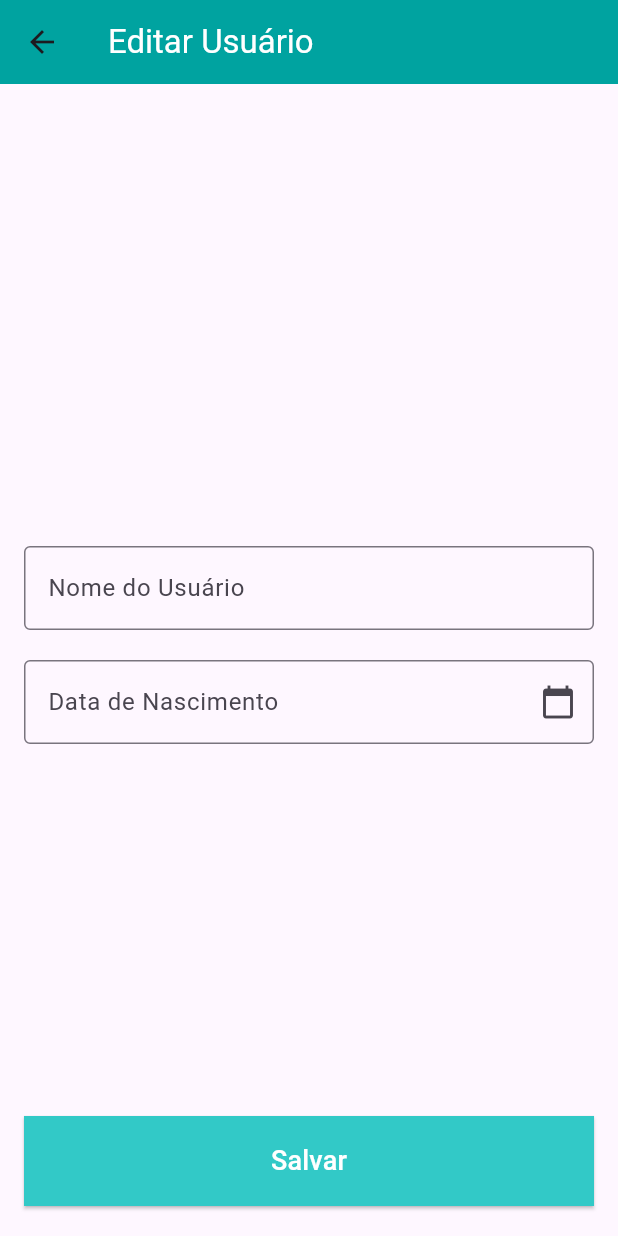
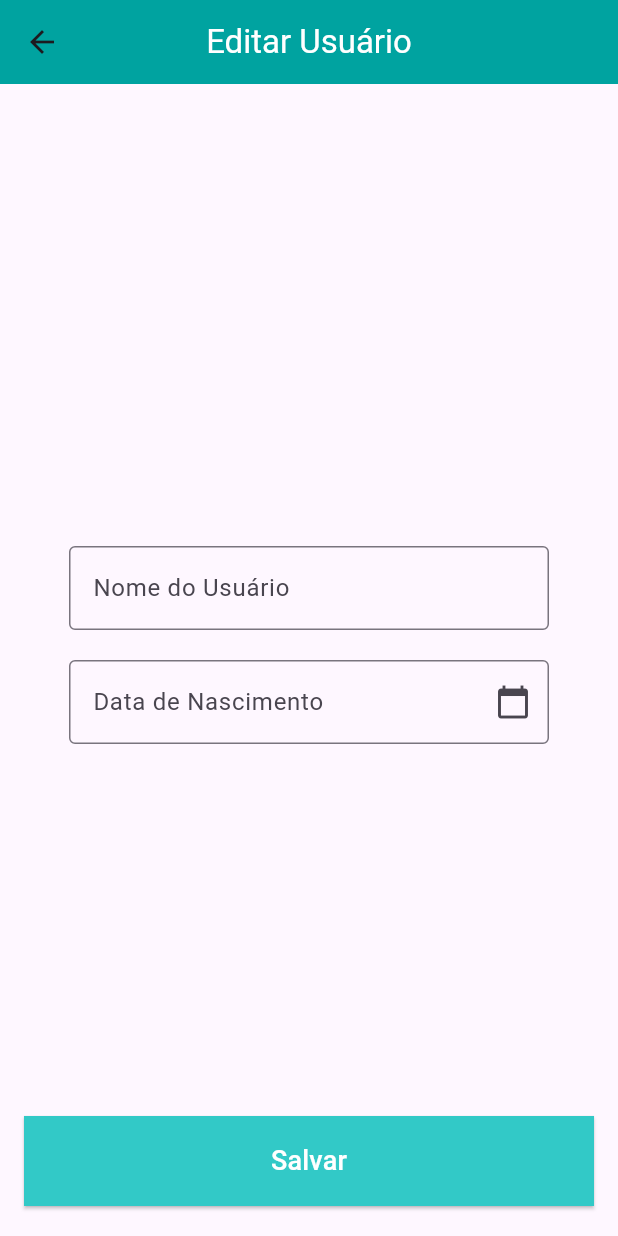
Before and after one commit to netoids/ChatbotWithLLM-Flutter, a Flutter app: the UserEdit screen opened directly with empty values, on a phone screen of 412 x 824 dp. Run offline on Flutter 3.47's test engine with Material 3 defaults, Android fonts, the phone set to English and light mode, and no system bars; our stand-ins replace cloud_firestore, dio, firebase_auth, firebase_core, google_generative_ai, mask_text_input_formatter; accounts and stored records are empty.

Commit message:
UI Change

```diff
--- a/dsi_app/lib/src/view/user_edit.dart
+++ b/dsi_app/lib/src/view/user_edit.dart
@@ -78,6 +78,7 @@ class _UserEditState extends State<UserEdit> {
 
     return Scaffold(
       appBar: AppBar(
+        centerTitle: true,
         title: Text(
           'Editar Usuário',
           style: TextStyle(color: Colors.white),
@@ -92,6 +93,8 @@ class _UserEditState extends State<UserEdit> {
               alignment: Alignment.center,
               child: Padding(
                 padding: const EdgeInsets.all(16.0),
+                child: Padding(
+                  padding: const EdgeInsets.only(left: 30, right: 30),
                   child: Column(
                     mainAxisSize: MainAxisSize.min,
                     children: [
@@ -119,6 +122,7 @@ class _UserEditState extends State<UserEdit> {
                       ),
                       const SizedBox(height: 20), // Espaço abaixo dos campos
                     ],
+                  ),
                 ),
               ),
             ),
```
Lines whose indentation alone changed are shown as unchanged.
